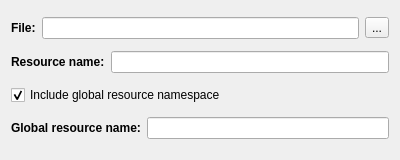
This is userinterface.ui in sr-tream/ResOnMem as Qt 5 draws it before an edit. The edited form follows.
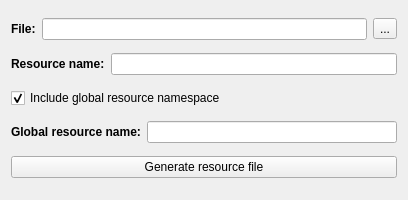
This is the edited form.

```diff
--- a/userinterface.ui
+++ b/userinterface.ui
@@ -6,20 +6,20 @@
    <rect>
     <x>0</x>
     <y>0</y>
-    <width>400</width>
-    <height>160</height>
+    <width>408</width>
+    <height>200</height>
    </rect>
   </property>
   <property name="minimumSize">
    <size>
     <width>0</width>
-    <height>160</height>
+    <height>200</height>
    </size>
   </property>
   <property name="maximumSize">
    <size>
     <width>16777215</width>
-    <height>160</height>
+    <height>200</height>
    </size>
   </property>
   <property name="windowTitle">
@@ -111,6 +111,13 @@
      </item>
     </layout>
    </item>
+   <item row="4" column="0">
+    <widget class="QPushButton" name="generate">
+     <property name="text">
+      <string>Generate resource file</string>
+     </property>
+    </widget>
+   </item>
   </layout>
  </widget>
  <layoutdefault spacing="6" margin="11"/>
```
